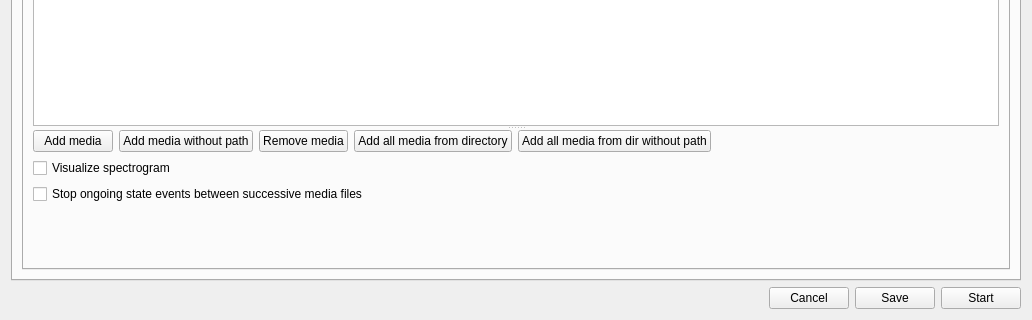
This is observation.ui in olivierfriard/BORIS as Qt 5 draws it before an edit; both pictures show x 0 to 1032 and y 492 to 812 of the 1032 by 812 pixel window. The edited form follows.
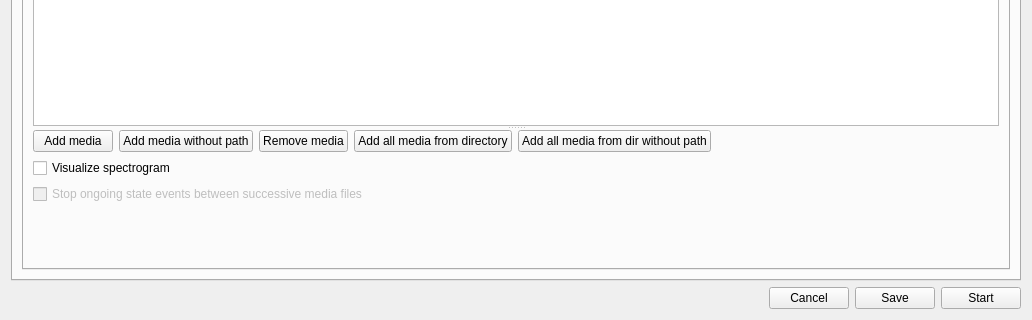
This is the edited form. The open tabs and pages were chosen to show the change.

The edit to the form file:
```diff
--- a/observation.ui
+++ b/observation.ui
@@ -342,6 +342,9 @@
                    </item>
                    <item>
                     <widget class="QCheckBox" name="cbCloseCurrentBehaviorsBetweenVideo">
+                     <property name="enabled">
+                      <bool>false</bool>
+                     </property>
                      <property name="text">
                       <string>Stop ongoing state events between successive media files</string>
                      </property>
```
Left out of the diff: 2 changed lines with no effect on the pictures.
